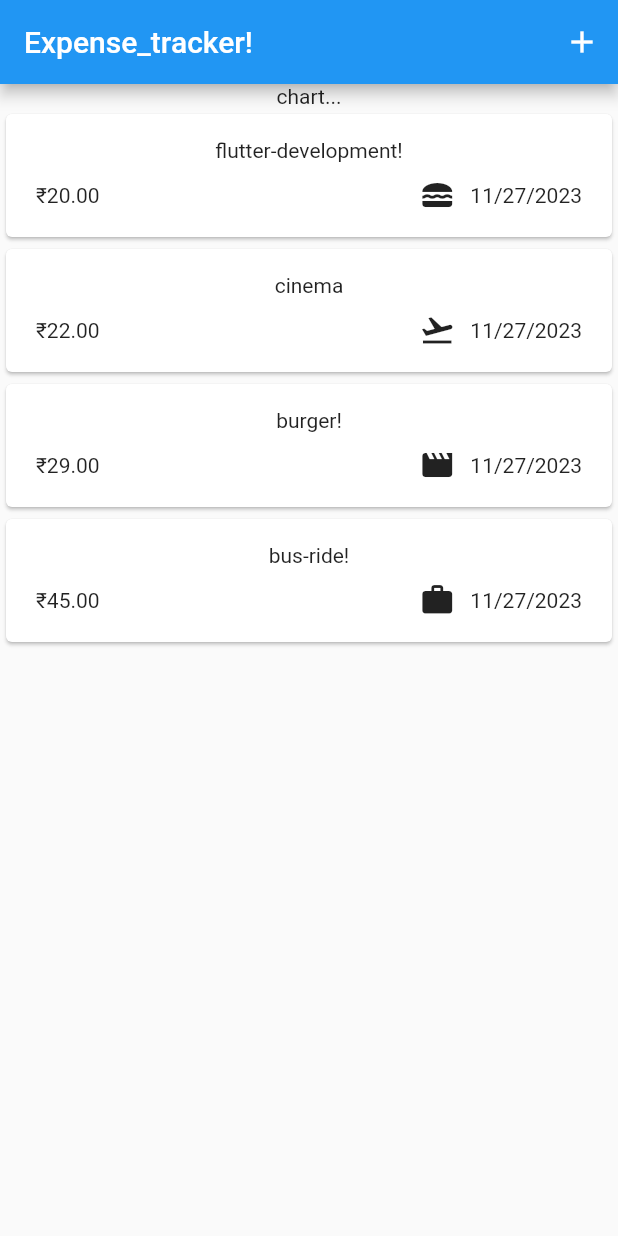
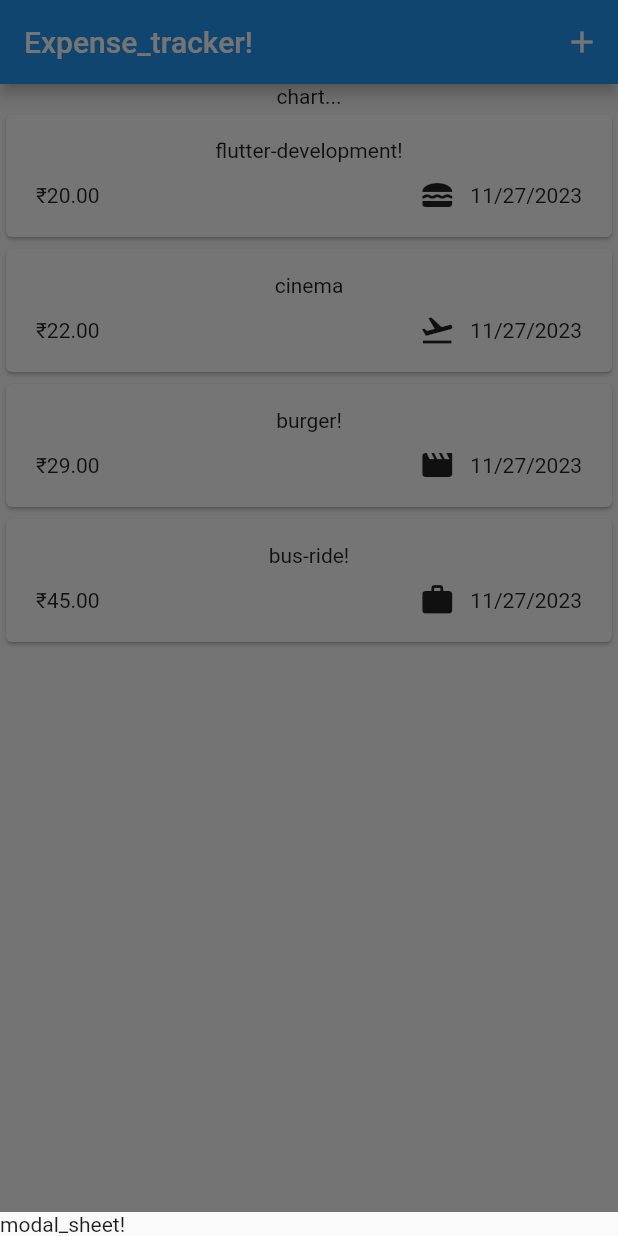
Before and after one commit to rinku-kr/expense_tracker, a Flutter app: the screen it shows after launch, after a tap on the "add" icon, on a phone screen of 412 x 824 dp. Run offline on Flutter 3.47's test engine with Material 2 defaults, Android fonts, the phone set to English and light mode, and no system bars.

Commit message:
adding a modal sheet and understanding context

```diff
--- a/lib/models/expense.dart
+++ b/lib/models/expense.dart
@@ -34,7 +34,5 @@ class Expense {
   final String id;
   final Category category; // Custom type.
 
-  String get formattedDate {
-    return formatter.format(date);
-  }
+  String get formattedDate => formatter.format(date);
 }
--- a/lib/widgets/expenses.dart
+++ b/lib/widgets/expenses.dart
@@ -35,12 +35,20 @@ class _ExpensesState extends State<Expenses> {
         category: Category.work)
   ];
 
+  void _openAddExpenseOverlay() {
+    showModalBottomSheet(
+      context: context,
+      builder: (ctx) => const Text('modal_sheet!'),
+    );
+  }
+
   @override
   Widget build(BuildContext context) {
     return (Scaffold(
-      appBar: AppBar(
-          title: const Text('Expense_tracker!'),
-          actions: [IconButton(onPressed: () {}, icon: const Icon(Icons.add))]),
+      appBar: AppBar(title: const Text('Expense_tracker!'), actions: [
+        IconButton(
+            onPressed: _openAddExpenseOverlay, icon: const Icon(Icons.add))
+      ]),
       body: Column(children: [
         const Text('chart...'),
         Expanded(child: ExpensesList(expenses: _registeredExpenses)),
```
